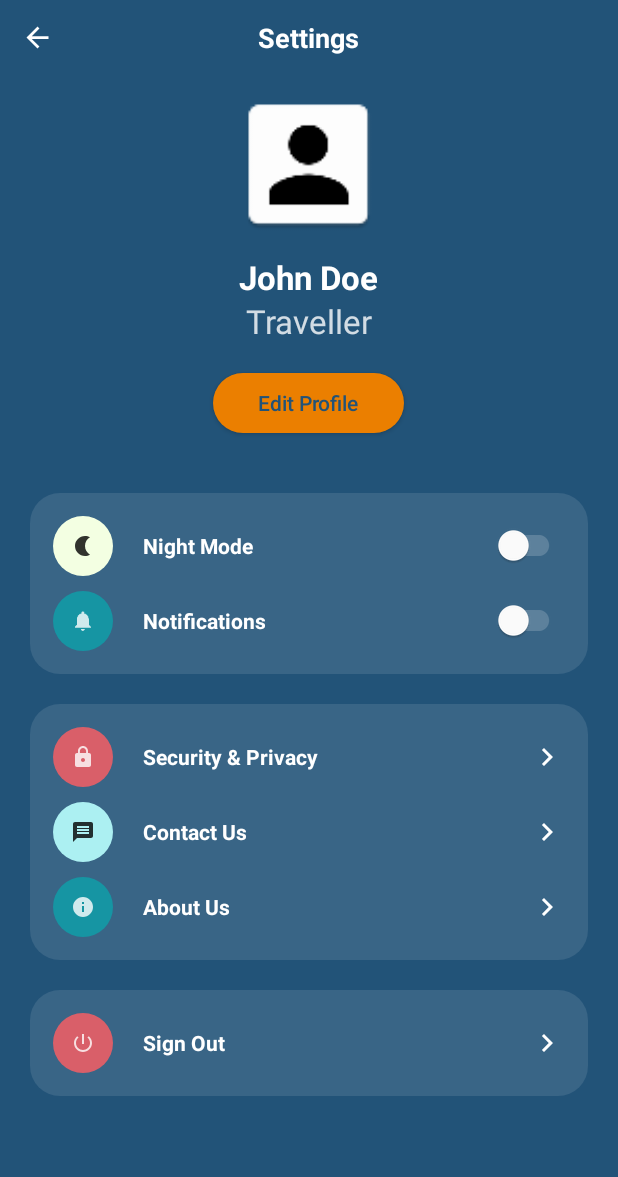
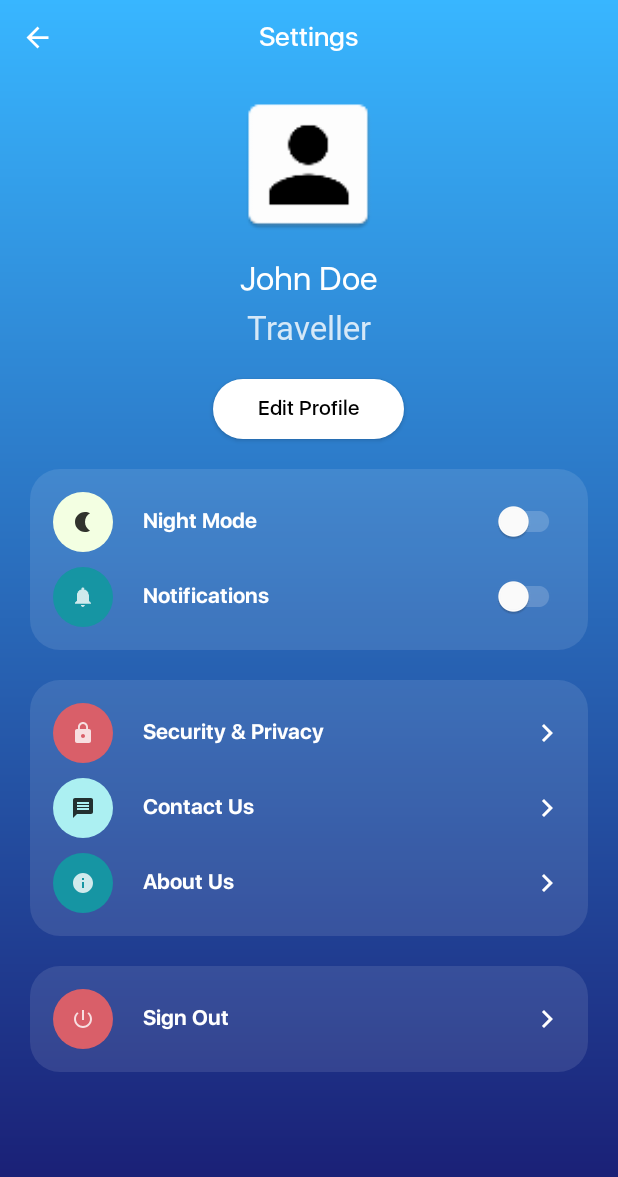
Before and after one commit to igotjulius/Visuals, an Android app: the Settings screen opened directly, with no data from a screen before it, on a phone screen of 412 x 824 dp. Shown: the top 1177 px of the screen. Run offline under Robolectric (Android 15) with nearby library versions, the light colour scheme and no system bars.

Commit message:
emika_gwapa

```diff
--- a/app/src/main/res/drawable/round_back_secondary_100.xml
+++ b/app/src/main/res/drawable/round_back_secondary_100.xml
@@ -1,6 +1,6 @@
 <?xml version="1.0" encoding="utf-8"?>
 <shape xmlns:android="http://schemas.android.com/apk/res/android"
      android:shape="rectangle">
-        <solid android:color = "@color/secondary"/>
+        <solid android:color = "@color/white"/>
         <corners android:radius="100dp"/>
 </shape>
--- /dev/null
+++ b/app/src/main/res/drawable/settings_bg.xml
@@ -0,0 +1,8 @@
+<?xml version="1.0" encoding="utf-8"?>
+<shape xmlns:android="http://schemas.android.com/apk/res/android">
+    <gradient
+        android:startColor="@color/sky_blue"
+        android:endColor="@color/dark_blue"
+        android:angle="270" />
+
+</shape>
--- a/app/src/main/res/layout/activity_settings.xml
+++ b/app/src/main/res/layout/activity_settings.xml
@@ -4,7 +4,7 @@
     xmlns:tools="http://schemas.android.com/tools"
     android:layout_width="match_parent"
     android:layout_height="match_parent"
-    android:background="@color/primary"
+    android:background="@drawable/settings_bg"
     android:orientation="vertical"
     tools:context=".Settings">
 
@@ -22,10 +22,10 @@
             android:layout_width="wrap_content"
             android:layout_height="wrap_content"
             android:layout_centerInParent="true"
+            android:fontFamily="@font/sf_medium"
             android:text="Settings"
             android:textColor="#FFFFFF"
-            android:textSize="18sp"
-            android:textStyle="bold" />
+            android:textSize="18sp" />
     </RelativeLayout>
 
     <ScrollView
@@ -52,13 +52,14 @@
                 android:text="John Doe"
                 android:textColor="#FFFFFF"
                 android:textSize="22dp"
-                android:textStyle="bold" />
+                android:fontFamily="@font/sf_regular"/>
 
             <TextView
                 android:layout_width="wrap_content"
                 android:layout_height="wrap_content"
                 android:layout_gravity="center"
                 android:text="Traveller"
+                android:fontFamily="@font/sf_light"
                 android:textColor="#CCFFFFFF"
                 android:textSize="22sp" />
 
@@ -71,14 +72,15 @@
                 android:paddingStart="30dp"
                 android:paddingEnd="30dp"
                 android:text="Edit Profile"
+                android:fontFamily="@font/sf_medium"
                 android:textAllCaps="false"
-                android:textColor="@color/primary" />
+                android:textColor="#000000" />
 
             <LinearLayout
                 android:layout_width="match_parent"
                 android:layout_height="wrap_content"
                 android:layout_marginStart="20dp"
-                android:layout_marginTop="40dp"
+                android:layout_marginTop="20dp"
                 android:layout_marginEnd="20dp"
                 android:background="@drawable/round_back_white10_20"
                 android:orientation="vertical"
@@ -104,8 +106,8 @@
                         android:layout_marginStart="20dp"
                         android:layout_toEndOf="@+id/nightModeIcon"
                         android:text="Night Mode"
-                        android:textColor="#FFFFFF"
-                        android:textStyle="bold" />
+                        android:fontFamily="@font/sf_bold"
+                        android:textColor="#FFFFFF" />
 
                     <androidx.appcompat.widget.SwitchCompat
                         android:layout_width="wrap_content"
@@ -138,7 +140,7 @@
                         android:layout_toEndOf="@+id/notificationsIcon"
                         android:text="Notifications"
                         android:textColor="#FFFFFF"
-                        android:textStyle="bold" />
+                        android:fontFamily="@font/sf_bold"/>
 
                     <androidx.appcompat.widget.SwitchCompat
                         android:layout_width="wrap_content"
@@ -182,7 +184,7 @@
                         android:layout_toEndOf="@+id/securityIcon"
                         android:text="Security &amp; Privacy"
                         android:textColor="#FFFFFF"
-                        android:textStyle="bold" />
+                        android:fontFamily="@font/sf_bold"/>
 
                     <ImageView
                         android:layout_width="wrap_content"
@@ -215,7 +217,7 @@
                         android:layout_toEndOf="@+id/messageIcon"
                         android:text="Contact Us"
                         android:textColor="#FFFFFF"
-                        android:textStyle="bold" />
+                        android:fontFamily="@font/sf_bold"/>
 
                     <ImageView
                         android:layout_width="wrap_content"
@@ -248,7 +250,7 @@
                         android:layout_toEndOf="@+id/aboutUsIcon"
                         android:text="About Us"
                         android:textColor="#FFFFFF"
-                        android:textStyle="bold" />
+                        android:fontFamily="@font/sf_bold"/>
 
                     <ImageView
                         android:layout_width="wrap_content"
@@ -291,7 +293,7 @@
                         android:layout_toEndOf="@+id/signOutIcon"
                         android:text="Sign Out"
                         android:textColor="#FFFFFF"
-                        android:textStyle="bold" />
+                        android:fontFamily="@font/sf_bold"/>
 
                     <ImageView
                         android:layout_width="wrap_content"
--- a/app/src/main/res/values/colors.xml
+++ b/app/src/main/res/values/colors.xml
@@ -8,10 +8,11 @@
     <color name="black">#FF000000</color>
     <color name="white">#FFFFFFFF</color>
     <color name="green">#068251</color>
-
+    <color name="sky_blue">#38B6FF</color>
+    <color name="dark_blue">#191970</color>
+    <color name="yellow">#FFC107</color>
     <color name="primary">#225378</color>
     <color name="secondary">#EB7F00</color>
-
     <color name="night_mode">#F3FFE2</color>
     <color name="notifications">#1695A3</color>
     <color name="private_account">#ACF0F2</color>
```
